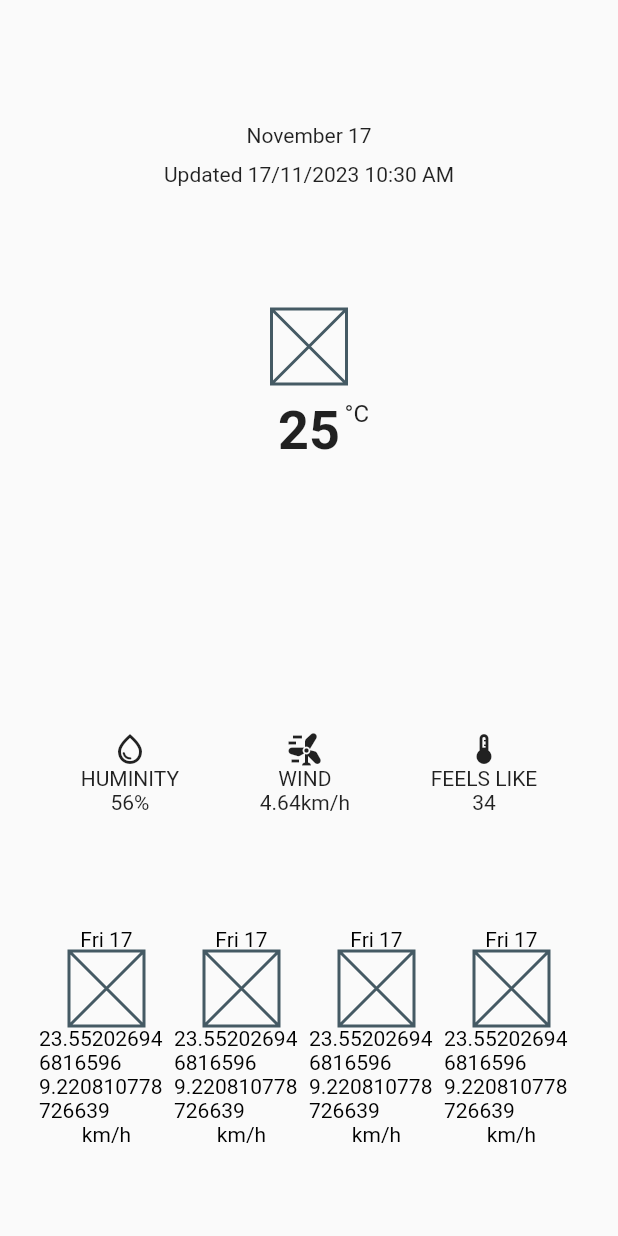
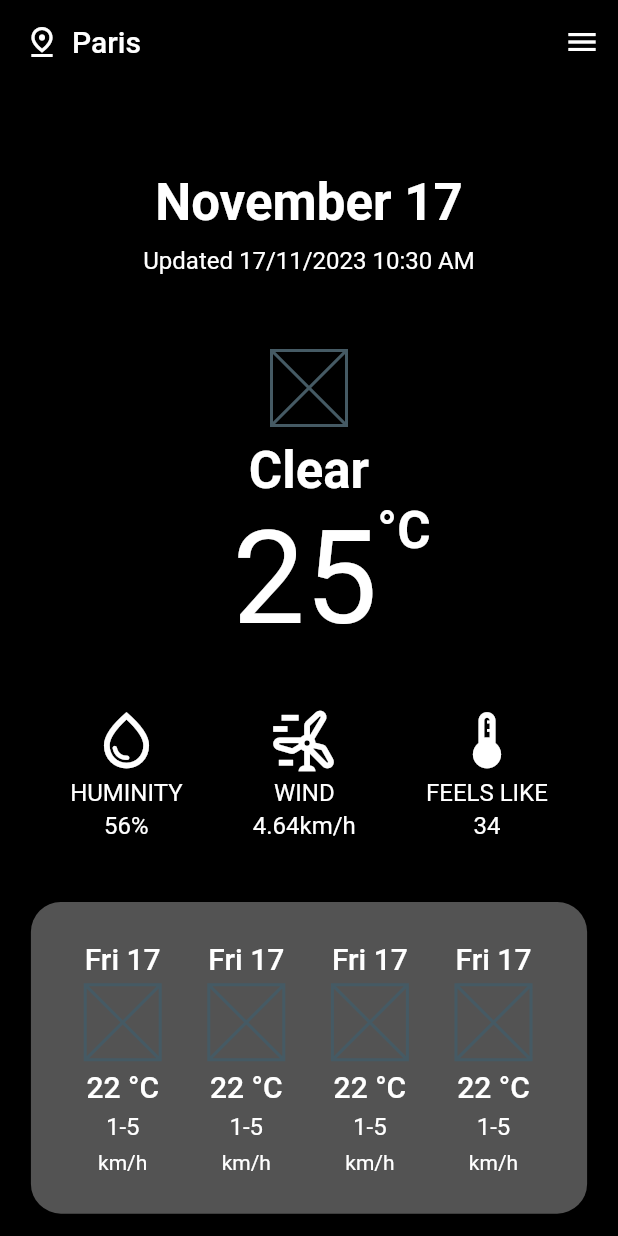
Before and after one commit to LokeJooTuck/weather_application, a Flutter app: the screen it shows after launch, on a phone screen of 412 x 824 dp. Run offline on Flutter 3.47's test engine with Material 2 defaults, Android fonts, the phone set to English and light mode, and no system bars.

Commit message:
Check weather screen is ready to link with blck

```diff
--- /dev/null
+++ b/lib/constants/app_theme.dart
@@ -0,0 +1 @@
+import 'package:flutter/material.dart';
--- a/lib/main.dart
+++ b/lib/main.dart
@@ -9,27 +9,16 @@ void main() {
 class MyApp extends StatelessWidget {
   const MyApp({super.key});
 
-  // This widget is the root of your application.
   @override
   Widget build(BuildContext context) {
     return MaterialApp(
       title: 'Flutter Demo',
       debugShowCheckedModeBanner: false,
-
+      color: Colors.black,
       theme: ThemeData(
-        // This is the theme of your application.
-        //
-        // Try running your application with "flutter run". You'll see the
-        // application has a blue toolbar. Then, without quitting the app, try
-        // changing the primarySwatch below to Colors.green and then invoke
-        // "hot reload" (press "r" in the console where you ran "flutter run",
-        // or simply save your changes to "hot reload" in a Flutter IDE).
-        // Notice that the counter didn't reset back to zero; the application
-        // is not restarted.
         primarySwatch: Colors.blue,
-
-        ),
-
+        textTheme: Typography.whiteMountainView
+      ),
       home: const CheckWeatherScreen(),
     );
   }
@@ -37,15 +26,6 @@ class MyApp extends StatelessWidget {
 
 class MyHomePage extends StatefulWidget {
   const MyHomePage({super.key, required this.title});
-
-  // This widget is the home page of your application. It is stateful, meaning
-  // that it has a State object (defined below) that contains fields that affect
-  // how it looks.
-
-  // This class is the configuration for the state. It holds the values (in this
-  // case the title) provided by the parent (in this case the App widget) and
-  // used by the build method of the State. Fields in a Widget subclass are
-  // always marked "final".
 
   final String title;
 
@@ -58,47 +38,18 @@ class _MyHomePageState extends State<MyHomePage> {
 
   void _incrementCounter() {
     setState(() {
-      // This call to setState tells the Flutter framework that something has
-      // changed in this State, which causes it to rerun the build method below
-      // so that the display can reflect the updated values. If we changed
-      // _counter without calling setState(), then the build method would not be
-      // called again, and so nothing would appear to happen.
       _counter++;
     });
   }
 
   @override
   Widget build(BuildContext context) {
-    // This method is rerun every time setState is called, for instance as done
-    // by the _incrementCounter method above.
-    //
-    // The Flutter framework has been optimized to make rerunning build methods
-    // fast, so that you can just rebuild anything that needs updating rather
-    // than having to individually change instances of widgets.
     return Scaffold(
       appBar: AppBar(
-        // Here we take the value from the MyHomePage object that was created by
-        // the App.build method, and use it to set our appbar title.
         title: Text(widget.title),
       ),
       body: Center(
-        // Center is a layout widget. It takes a single child and positions it
-        // in the middle of the parent.
         child: Column(
-          // Column is also a layout widget. It takes a list of children and
-          // arranges them vertically. By default, it sizes itself to fit its
-          // children horizontally, and tries to be as tall as its parent.
-          //
-          // Invoke "debug painting" (press "p" in the console, choose the
-          // "Toggle Debug Paint" action from the Flutter Inspector in Android
-          // Studio, or the "Toggle Debug Paint" command in Visual Studio Code)
-          // to see the wireframe for each widget.
-          //
-          // Column has various properties to control how it sizes itself and
-          // how it positions its children. Here we use mainAxisAlignment to
-          // center the children vertically; the main axis here is the vertical
-          // axis because Columns are vertical (the cross axis would be
-          // horizontal).
           mainAxisAlignment: MainAxisAlignment.center,
           children: <Widget>[
             const Text(
@@ -115,7 +66,7 @@ class _MyHomePageState extends State<MyHomePage> {
         onPressed: _incrementCounter,
         tooltip: 'Increment',
         child: const Icon(Icons.add),
-      ), // This trailing comma makes auto-formatting nicer for build methods.
+      ),
     );
   }
 }
--- a/lib/ui/screens/check_weather/check_weather_screen.dart
+++ b/lib/ui/screens/check_weather/check_weather_screen.dart
@@ -16,15 +16,33 @@ class CheckWeatherScreen extends StatefulWidget {
 class _CheckWeatherScreenState extends State<CheckWeatherScreen> {
   @override
   Widget build(BuildContext context) {
-    return  Scaffold(
-
+    return Scaffold(
+      backgroundColor: Colors.black,
+      appBar: header(),
       body: Column(
+        mainAxisSize: MainAxisSize.max,
         children: [
-          // header(),
-          Flexible(child: const SelectedDateWidget()),
-           Flexible(child: TemperatureStatus()),
-           Flexible(child: OtherStatus()),
-           Flexible(child: ForcastList())
+          SizedBox(
+            height: MediaQuery.of(context).size.height * 0.05,
+          ),
+          const Flexible(child: SelectedDateWidget()),
+           Container(
+            height: 270,
+            child: TemperatureStatus()),
+          // Container(
+          //   height: 320,
+          //   child: TemperatureStatus()),
+          const Flexible(
+            child: OtherStatus()),
+          SizedBox(
+            height: MediaQuery.of(context).size.height * 0.05,
+          ),
+          const Flexible(
+            flex: 2,
+            child: ForcastList()),
+          //  Container(
+          //   height: MediaQuery.of(context).size.height*0.25,
+          //   child: ForcastList())
         ],
       ),
     );
--- a/lib/ui/screens/check_weather/widgets/app_bar.dart
+++ b/lib/ui/screens/check_weather/widgets/app_bar.dart
@@ -4,21 +4,27 @@ AppBar header() {
   return AppBar(
     backgroundColor: Colors.transparent,
     elevation: 0,
-    leading: IconButton(
-      onPressed: () {},
-      icon: const Icon(
-        Icons.menu,
-        color: Colors.black,
-      ),
+    title: Row(
+      children: [
+        Icon(
+          Icons.pin_drop_outlined,
+          color: Colors.white,
+        ),
+        SizedBox(width: 8), // Add some spacing between the icon and text
+        Text(
+          'Paris',
+          style: TextStyle(color: Colors.white),
+        ),
+      ],
     ),
     actions: [
       IconButton(
         onPressed: () {},
         icon: const Icon(
-          Icons.search,
-          color: Colors.black,
+          Icons.menu,
+          color: Colors.white,
         ),
-      )
+      ),
     ],
   );
 }
--- a/lib/ui/screens/check_weather/widgets/forcast_card.dart
+++ b/lib/ui/screens/check_weather/widgets/forcast_card.dart
@@ -16,15 +16,15 @@ class _ForcastCardState extends State<ForcastCard> {
   @override
   Widget build(BuildContext context) {
     return Container(
-      width: 90,
-      height: 100,
+      width: MediaQuery.of(context).size.width * 0.2,
       child: Column(
+        mainAxisAlignment: MainAxisAlignment.spaceEvenly,
         children: [
-          Text('$formattedDate', style: TextStyle(color: Colors.black),),
+          Text('$formattedDate', style: Theme.of(context).textTheme.titleLarge?.copyWith(color: Colors.white),),
           Container( width: 50, height: 50,child: Placeholder()),
-          Text(widget.weather.temperature.toString(), style: TextStyle(color: Colors.black),),
-          Text(widget.weather.windSpeed.toString(), style: TextStyle(color: Colors.black),),
-          Text('km/h', style: TextStyle(color: Colors.black),)
+          Text('22 °C', style: Theme.of(context).textTheme.titleLarge?.copyWith(color: Colors.white),),
+          Text('1-5', style: Theme.of(context).textTheme.titleMedium?.copyWith(color: Colors.white),),
+          Text('km/h',)
 
         ],
       ),
--- a/lib/ui/screens/check_weather/widgets/forcast_list.dart
+++ b/lib/ui/screens/check_weather/widgets/forcast_list.dart
@@ -36,15 +36,22 @@ class ForcastList extends StatelessWidget {
   @override
   Widget build(BuildContext context) {
     return Container(
-      child: ListView.separated(
-        shrinkWrap: true,
-        scrollDirection: Axis.horizontal,
-        itemBuilder: (context, index) {
-          return ForcastCard(weather: forecastList[index]);
-        },
-        separatorBuilder: (BuildContext context, int index) => const Divider(),
-        itemCount: 4,
+      width: MediaQuery.of(context).size.width*0.9,
+      height: 500,
+      padding: EdgeInsets.all(20),
+      decoration: BoxDecoration(
+        color: Color(0XFF535353),
+        borderRadius: BorderRadius.circular(20),
       ),
+      alignment: Alignment.center,
+      child: ListView.builder(
+
+      scrollDirection: Axis.horizontal,
+      itemCount: 4,
+      itemBuilder: (context, index) {
+        return ForcastCard(weather: forecastList[index]);
+      },
+      )
     );
   }
 }
--- a/lib/ui/screens/check_weather/widgets/other_status_widget.dart
+++ b/lib/ui/screens/check_weather/widgets/other_status_widget.dart
@@ -1,10 +1,10 @@
 import 'package:flutter/material.dart';
 
-List<Widget> _buildStatusList(){
+List<Widget> _buildStatusList(BuildContext context){
   return [
-    _buildStatusIcon(icon: Icons.water_drop_outlined, status: 'HUMINITY', value: '56%'),
-    _buildStatusIcon(icon: Icons.wind_power, status: 'WIND', value: '4.64km/h'),
-    _buildStatusIcon(icon: Icons.thermostat, status: 'FEELS LIKE', value: '34'),
+    _buildStatusIcon(context, icon: Icons.water_drop_outlined, status: 'HUMINITY', value: '56%'),
+    _buildStatusIcon(context, icon: Icons.wind_power_outlined, status: 'WIND', value: '4.64km/h'),
+    _buildStatusIcon(context, icon: Icons.thermostat_outlined, status: 'FEELS LIKE', value: '34'),
 
   ];
 }
@@ -22,22 +22,25 @@ class _OtherStatusState extends State<OtherStatus> {
     return Row(
       mainAxisAlignment: MainAxisAlignment.spaceEvenly,
       children: [
-        ..._buildStatusList(),
+        ..._buildStatusList(context),
       ],
     );
   }
 }
 
-Widget _buildStatusIcon({required IconData icon, required String status, required String value}){
+Widget _buildStatusIcon(BuildContext context,{required IconData icon, required String status, required String value}){
   return Column(
-    mainAxisAlignment: MainAxisAlignment.center,
+    mainAxisAlignment: MainAxisAlignment.spaceEvenly,
+    mainAxisSize: MainAxisSize.min,
     children: [
       // 1. icon
       // 2. weather status
       // 3. value
-      Icon(icon),
-      Text(status),
-      Text(value),
+      Icon(icon, size: 45,color: Colors.white),
+      SizedBox(height: 3,),
+      Text(status, style: Theme.of(context).textTheme.titleMedium?.copyWith(color: Colors.white),),
+      SizedBox(height: 3,),
+      Text(value, style: Theme.of(context).textTheme.titleMedium?.copyWith(color: Colors.white)),
 
     ],
   );
--- a/lib/ui/screens/check_weather/widgets/selected_date_widget.dart
+++ b/lib/ui/screens/check_weather/widgets/selected_date_widget.dart
@@ -9,9 +9,9 @@ class SelectedDateWidget extends StatelessWidget {
     return Column(
       mainAxisAlignment: MainAxisAlignment.center,
       children: [
-        Flexible(child: Text(DateFormat('MMMM dd').format(DateTime.now()))),
+        Flexible(child: Text(DateFormat('MMMM dd').format(DateTime.now()),style: Theme.of(context).textTheme.headlineMedium?.copyWith(fontWeight: FontWeight.bold, color: Colors.white),)),
         const SizedBox(height: 10,),
-        Flexible(child: Text('Updated ${DateFormat('dd/MM/yyyy hh:mm a').format(DateTime.now())}')),
+        Flexible(child: Text('Updated ${DateFormat('dd/MM/yyyy hh:mm a').format(DateTime.now())}',style: Theme.of(context).textTheme.titleMedium,)),
       ],  );
   }
 }
--- a/lib/ui/screens/check_weather/widgets/temperature_status_widget.dart
+++ b/lib/ui/screens/check_weather/widgets/temperature_status_widget.dart
@@ -6,6 +6,9 @@ class TemperatureStatus extends StatelessWidget {
   @override
   Widget build(BuildContext context) {
     return Column(
+      mainAxisAlignment: MainAxisAlignment.center,
+      mainAxisSize: MainAxisSize.max,
+
       children: [
         Container(
           width: 50,
@@ -15,30 +18,35 @@ class TemperatureStatus extends StatelessWidget {
         const SizedBox(
           height: 10,
         ),
-        const SizedBox(
-        width: 80,
-         child: Stack(
-             alignment: Alignment.center,
-             children: [
-          Row(
+        Flexible(
+                 child: Text(
+                   'Clear',
+                   style: Theme.of(context).textTheme.headlineMedium?.copyWith(color: Colors.white,fontWeight: FontWeight.bold, ),
+                 ),
+               ),
+         Expanded(
+           child: Container(
+             child: Padding(
+               padding: const EdgeInsets.only( left :30.0),
+               child: Row(
+                crossAxisAlignment: CrossAxisAlignment.center,
+                mainAxisAlignment: MainAxisAlignment.center,
                 mainAxisSize: MainAxisSize.min,
-            crossAxisAlignment: CrossAxisAlignment.start,
                  children: [
                    Text(
                      '25',
-                style: TextStyle(fontSize: 36, fontWeight: FontWeight.bold),
+                     style: Theme.of(context).textTheme.displayLarge?.copyWith(color: Colors.white,fontWeight: FontWeight.w400, fontSize: 86),
+                   ),
+                   Align(
+                     alignment: Alignment.topRight,
+                     child: Text(
+                               '°C',
+                               style: Theme.of(context).textTheme.headlineMedium?.copyWith(color: Colors.white,fontWeight: FontWeight.bold),
+                             ),
                    ),
                  ],
                ),
-          Positioned(
-            top: 0,
-            right: 0,
-            child: Text(
-              '°C',
-              style: TextStyle(fontSize: 16, fontWeight: FontWeight.normal),
              ),
-          ),
-             ],
            ),
          )
       ],
--- a/pubspec.yaml
+++ b/pubspec.yaml
@@ -37,6 +37,7 @@ dependencies:
   # Use with the CupertinoIcons class for iOS style icons.
   cupertino_icons: ^1.0.2
   intl: ^0.18.1
+  google_fonts: ^6.1.0
 
 dev_dependencies:
   flutter_test:
```
Also changed, not shown: pubspec.lock, 1 other file. Lines whose indentation alone changed are shown as unchanged.
